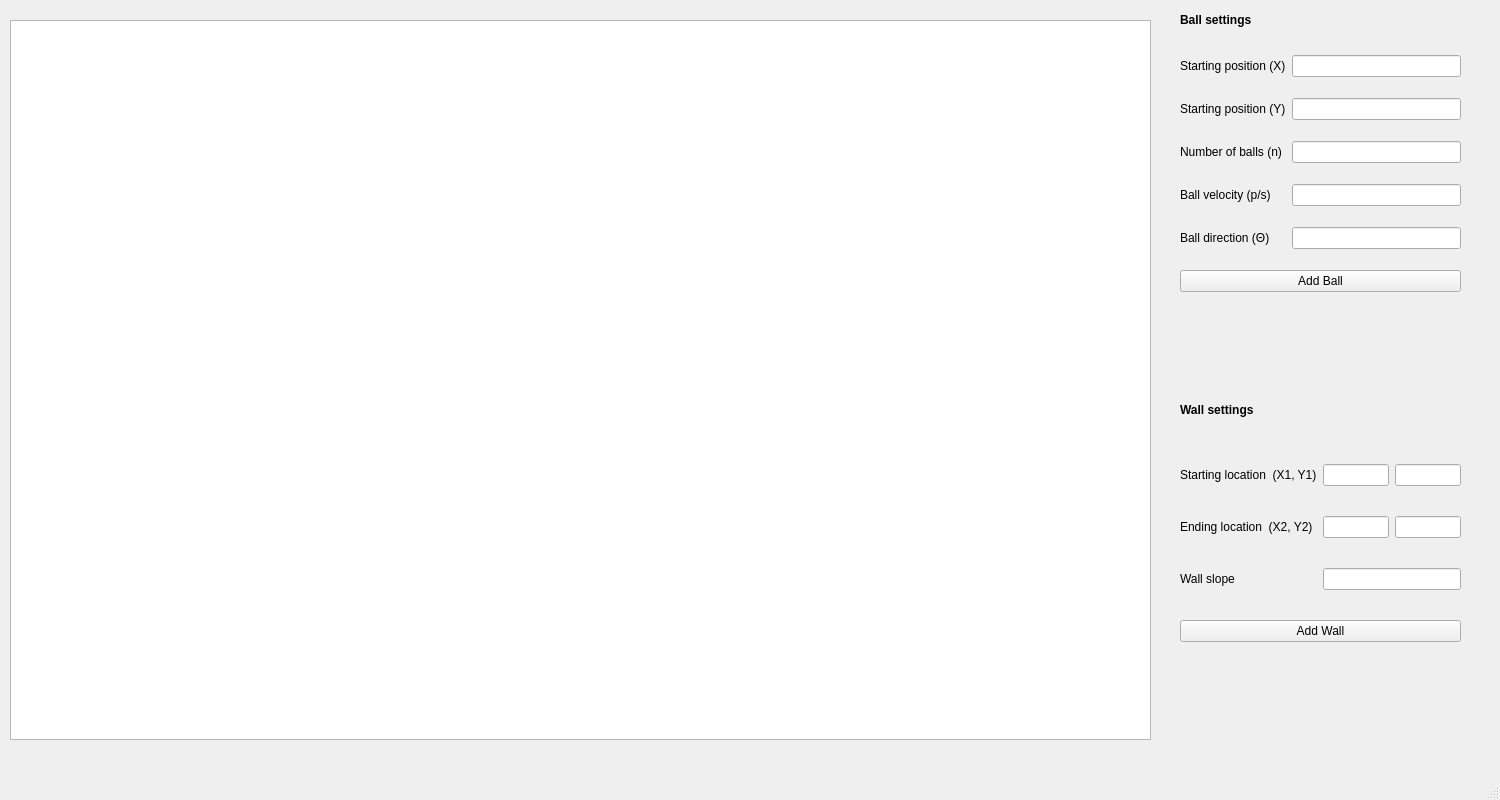
First picture: the form in mainwindow.ui, repository dyitsme/STDISCM-MCO1, before the edit.
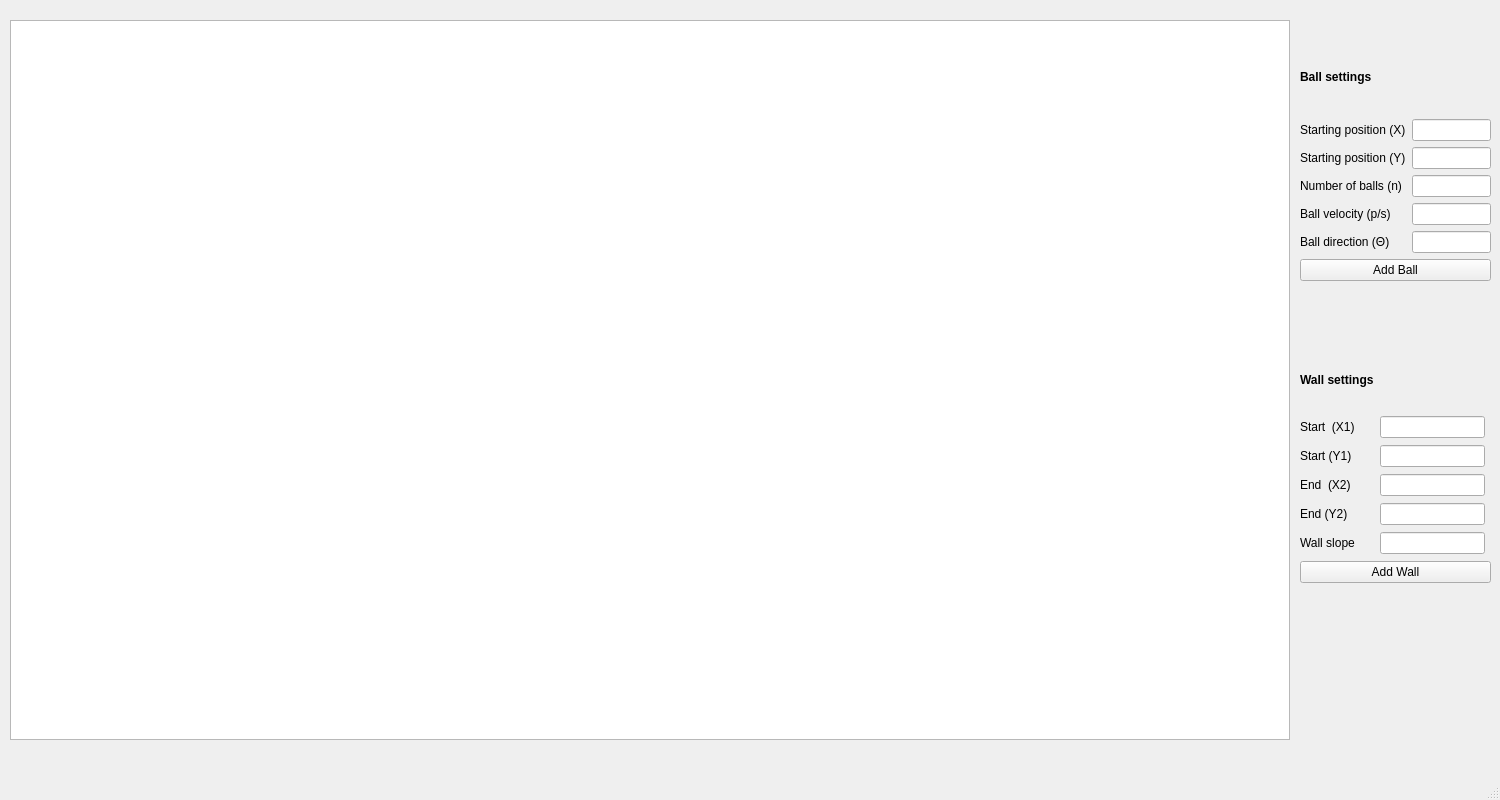
Second picture: the form after the edit.

Diff of the .ui file:
```diff
--- a/mainwindow.ui
+++ b/mainwindow.ui
@@ -19,7 +19,7 @@
      <rect>
       <x>10</x>
       <y>20</y>
-      <width>1141</width>
+      <width>1280</width>
       <height>720</height>
      </rect>
     </property>
@@ -27,40 +27,54 @@
    <widget class="QWidget" name="gridLayoutWidget">
     <property name="geometry">
      <rect>
-      <x>1180</x>
+      <x>1300</x>
       <y>40</y>
-      <width>281</width>
-      <height>271</height>
+      <width>191</width>
+      <height>241</height>
      </rect>
     </property>
     <layout class="QGridLayout" name="ballGrid">
-     <item row="0" column="1">
-      <widget class="QLineEdit" name="txtBallPosX"/>
-     </item>
-     <item row="2" column="1">
-      <widget class="QLineEdit" name="txtNumBalls"/>
-     </item>
-     <item row="2" column="0">
+     <item row="3" column="0">
       <widget class="QLabel" name="label_6">
        <property name="text">
         <string>Number of balls (n)</string>
        </property>
       </widget>
      </item>
+     <item row="2" column="1">
+      <widget class="QLineEdit" name="txtBallPosY"/>
+     </item>
      <item row="1" column="0">
+      <widget class="QLabel" name="label_4">
+       <property name="text">
+        <string>Starting position (X)</string>
+       </property>
+      </widget>
+     </item>
+     <item row="1" column="1">
+      <widget class="QLineEdit" name="txtBallPosX"/>
+     </item>
+     <item row="2" column="0">
       <widget class="QLabel" name="label_5">
        <property name="text">
         <string>Starting position (Y)</string>
        </property>
       </widget>
      </item>
-     <item row="4" column="1">
+     <item row="4" column="0">
+      <widget class="QLabel" name="label_7">
+       <property name="text">
+        <string>Ball velocity (p/s)</string>
+       </property>
+      </widget>
+     </item>
+     <item row="5" column="1">
       <widget class="QLineEdit" name="txtBallAngle"/>
      </item>
-     <item row="1" column="1">
-      <widget class="QLineEdit" name="txtBallPosY"/>
+     <item row="4" column="1">
+      <widget class="QLineEdit" name="txtBallSpeed"/>
      </item>
-     <item row="4" column="0">
+     <item row="5" column="0">
       <widget class="QLabel" name="label_8">
        <property name="text">
         <string>Ball direction (Θ)</string>
@@ -68,16 +82,9 @@
       </widget>
      </item>
      <item row="3" column="1">
-      <widget class="QLineEdit" name="txtBallSpeed"/>
+      <widget class="QLineEdit" name="txtNumBalls"/>
      </item>
-     <item row="3" column="0">
-      <widget class="QLabel" name="label_7">
-       <property name="text">
-        <string>Ball velocity (p/s)</string>
-       </property>
-      </widget>
-     </item>
-     <item row="5" column="0" colspan="2">
+     <item row="6" column="0" colspan="2">
       <widget class="QPushButton" name="btnAddBall">
        <property name="text">
         <string>Add Ball</string>
@@ -85,9 +92,14 @@
       </widget>
      </item>
      <item row="0" column="0">
-      <widget class="QLabel" name="label_4">
+      <widget class="QLabel" name="label_10">
+       <property name="font">
+        <font>
+         <bold>true</bold>
+        </font>
+       </property>
        <property name="text">
-        <string>Starting position (X)</string>
+        <string>Ball settings</string>
        </property>
       </widget>
      </item>
@@ -96,28 +108,17 @@
    <widget class="QWidget" name="gridLayoutWidget_2">
     <property name="geometry">
      <rect>
-      <x>1180</x>
-      <y>440</y>
-      <width>281</width>
-      <height>228</height>
+      <x>1300</x>
+      <y>350</y>
+      <width>191</width>
+      <height>233</height>
      </rect>
     </property>
     <layout class="QGridLayout" name="wallGrid">
-     <item row="1" column="0">
-      <widget class="QLabel" name="label_2">
-       <property name="text">
-        <string>Ending location  (X2, Y2)</string>
-       </property>
-      </widget>
-     </item>
-     <item row="2" column="0">
-      <widget class="QLabel" name="label_3">
-       <property name="text">
-        <string>Wall slope</string>
-       </property>
-      </widget>
-     </item>
-     <item row="3" column="0" colspan="3">
+     <property name="verticalSpacing">
+      <number>7</number>
+     </property>
+     <item row="6" column="0" colspan="3">
       <widget class="QPushButton" name="btnAddWall">
        <property name="text">
         <string>Add Wall</string>
@@ -125,65 +126,69 @@
       </widget>
      </item>
      <item row="1" column="1">
+      <widget class="QLineEdit" name="txtWallPosX1"/>
+     </item>
+     <item row="3" column="1">
       <widget class="QLineEdit" name="txtWallPosX2"/>
      </item>
-     <item row="0" column="0">
+     <item row="2" column="1">
+      <widget class="QLineEdit" name="lineEdit"/>
+     </item>
+     <item row="3" column="0">
+      <widget class="QLabel" name="label_2">
+       <property name="text">
+        <string>End  (X2)</string>
+       </property>
+      </widget>
+     </item>
+     <item row="5" column="0">
+      <widget class="QLabel" name="label_3">
+       <property name="text">
+        <string>Wall slope</string>
+       </property>
+      </widget>
+     </item>
+     <item row="1" column="0">
       <widget class="QLabel" name="label">
        <property name="text">
-        <string>Starting location  (X1, Y1)</string>
+        <string>Start  (X1)</string>
        </property>
       </widget>
      </item>
-     <item row="0" column="1">
-      <widget class="QLineEdit" name="txtWallPosX1"/>
+     <item row="2" column="0">
+      <widget class="QLabel" name="label_11">
+       <property name="text">
+        <string>Start (Y1)</string>
+       </property>
+      </widget>
      </item>
-     <item row="2" column="1" colspan="2">
-      <widget class="QLineEdit" name="txtWallSlope"/>
+     <item row="0" column="0">
+      <widget class="QLabel" name="label_9">
+       <property name="font">
+        <font>
+         <bold>true</bold>
+        </font>
+       </property>
+       <property name="text">
+        <string>Wall settings</string>
+       </property>
+      </widget>
      </item>
-     <item row="0" column="2">
-      <widget class="QLineEdit" name="txtWallPosY1"/>
+     <item row="4" column="0">
+      <widget class="QLabel" name="label_12">
+       <property name="text">
+        <string>End (Y2)</string>
+       </property>
+      </widget>
      </item>
-     <item row="1" column="2">
-      <widget class="QLineEdit" name="txtWallSlopeY2"/>
+     <item row="4" column="1">
+      <widget class="QLineEdit" name="lineEdit_2"/>
+     </item>
+     <item row="5" column="1">
+      <widget class="QLineEdit" name="lineEdit_3"/>
      </item>
     </layout>
    </widget>
-   <widget class="QLabel" name="label_9">
-    <property name="geometry">
-     <rect>
-      <x>1180</x>
-      <y>400</y>
-      <width>141</width>
-      <height>20</height>
-     </rect>
-    </property>
-    <property name="font">
-     <font>
-      <bold>true</bold>
-     </font>
-    </property>
-    <property name="text">
-     <string>Wall settings</string>
-    </property>
-   </widget>
-   <widget class="QLabel" name="label_10">
-    <property name="geometry">
-     <rect>
-      <x>1180</x>
-      <y>10</y>
-      <width>141</width>
-      <height>20</height>
-     </rect>
-    </property>
-    <property name="font">
-     <font>
-      <bold>true</bold>
-     </font>
-    </property>
-    <property name="text">
-     <string>Ball settings</string>
-    </property>
-   </widget>
   </widget>
   <widget class="QMenuBar" name="menubar">
    <property name="geometry">
```
